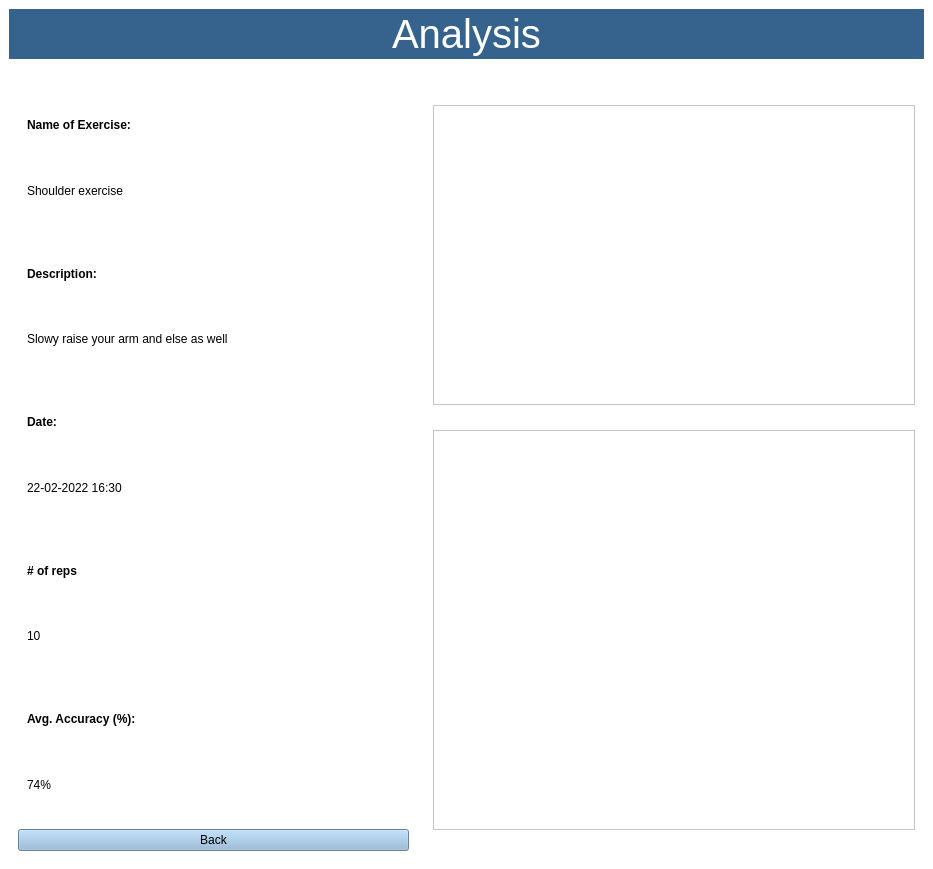
MotionInput/Team14-CopyClare, file copyclare/ui/analysis.ui: the form before one commit.
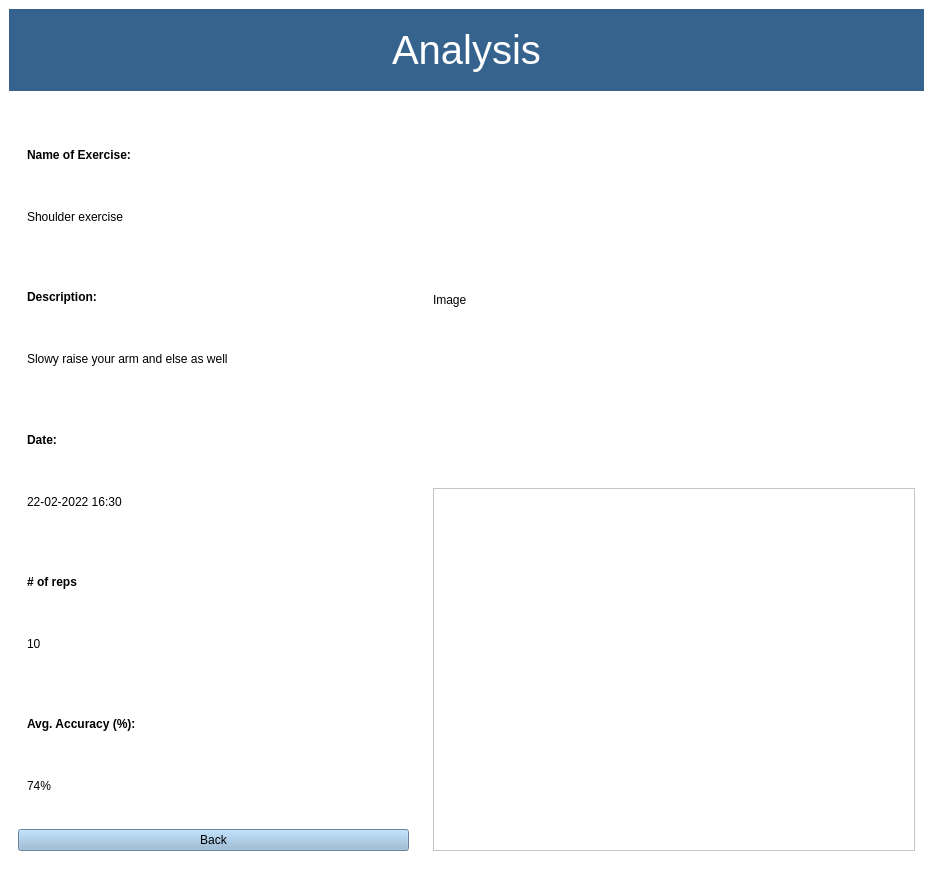
The form after the commit.

Commit message: scale image

The edit to the form file:
```diff
--- a/copyclare/ui/analysis.ui
+++ b/copyclare/ui/analysis.ui
@@ -333,13 +333,16 @@
            </property>
            <layout class="QVBoxLayout" name="verticalLayout_9">
             <item>
-             <widget class="QGraphicsView" name="ex_image">
+             <widget class="QLabel" name="ex_image">
               <property name="maximumSize">
                <size>
                 <width>16777215</width>
-                <height>300</height>
+                <height>400</height>
                </size>
               </property>
+              <property name="text">
+               <string>Image</string>
+              </property>
              </widget>
             </item>
             <item>
```
The commit also changes 3 other files.
